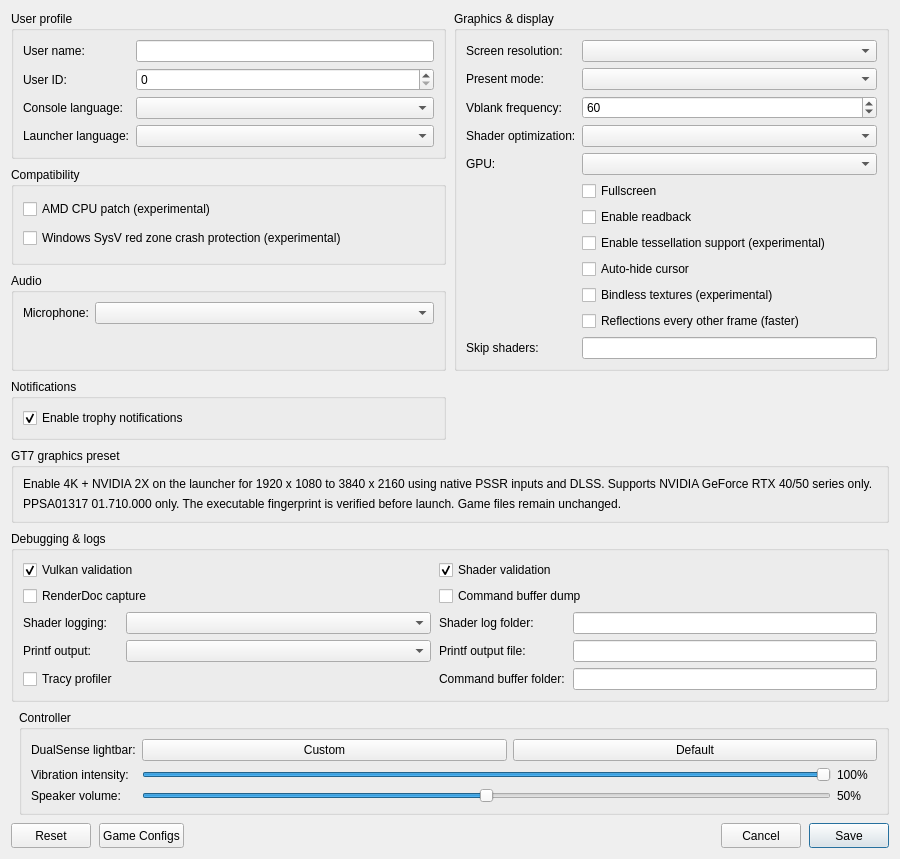
First picture: the form in src/launcher/forms/configuration_edit_dialog.ui, repository masterzhang233/Tohi-GT7, before the edit.
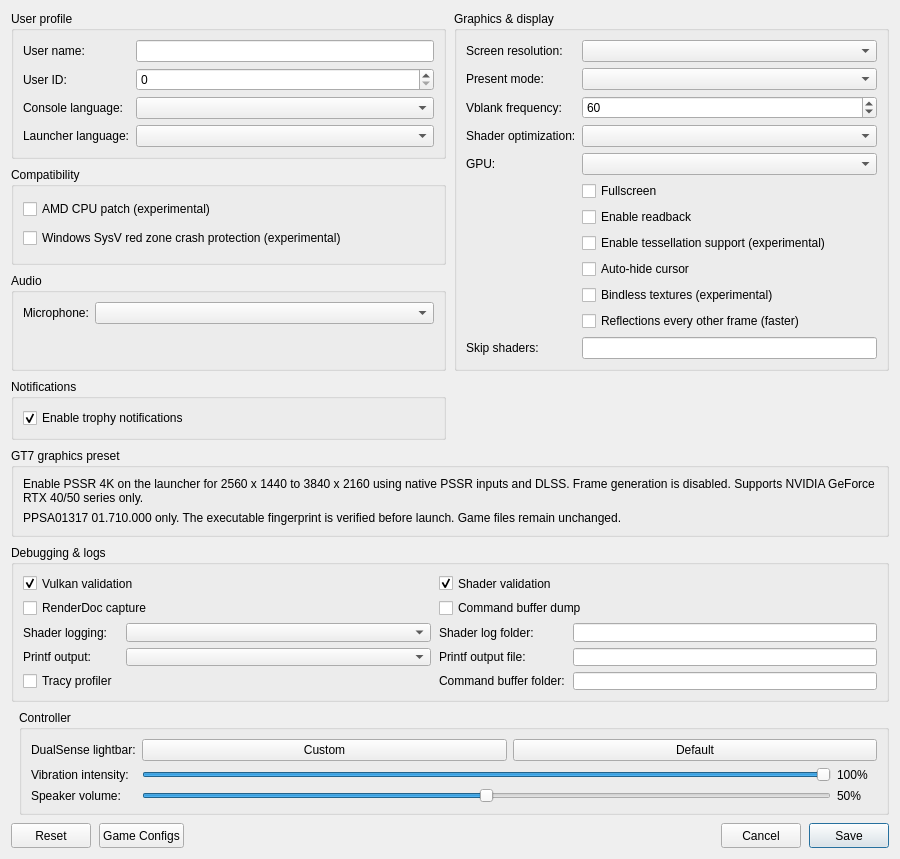
Second picture: the form after the edit. Custom widgets are drawn as their Qt base class.

Commit message: Release Tohi-GT7 1.0.4 with native 1440p-to-4K reconstruction and no frame generation

```diff
--- a/src/launcher/forms/configuration_edit_dialog.ui
+++ b/src/launcher/forms/configuration_edit_dialog.ui
@@ -235,7 +235,7 @@
        <property name="title"><string>GT7 graphics preset</string></property>
        <layout class="QVBoxLayout" name="gt7Layout">
         <item><widget class="QLabel" name="label_gt7_preset">
-         <property name="text"><string>Enable 4K + NVIDIA 2X on the launcher for 1920 x 1080 to 3840 x 2160 using native PSSR inputs and DLSS. Supports NVIDIA GeForce RTX 40/50 series only.</string></property>
+         <property name="text"><string>Enable PSSR 4K on the launcher for 2560 x 1440 to 3840 x 2160 using native PSSR inputs and DLSS. Frame generation is disabled. Supports NVIDIA GeForce RTX 40/50 series only.</string></property>
          <property name="wordWrap"><bool>true</bool></property>
         </widget></item>
         <item><widget class="QLabel" name="label_gt7_compatibility">
```
The commit also changes 32 other files.
